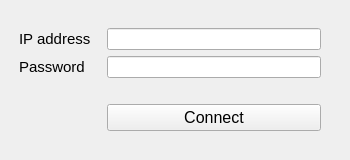
This is ui_files/connect.ui in alasgarovs/Secure-RDC as Qt 5 draws it before an edit. The edited form follows.
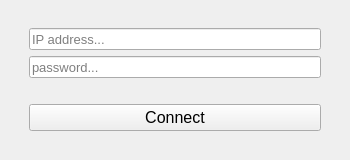
This is the edited form. Icons and pictures are not drawn.

Commit message: add placeholder, tooltips

Patch:
```diff
--- a/ui_files/connect.ui
+++ b/ui_files/connect.ui
@@ -36,76 +36,7 @@
    <layout class="QVBoxLayout" name="verticalLayout">
     <item>
      <layout class="QGridLayout" name="gridLayout">
-      <item row="1" column="2">
-       <widget class="QLabel" name="label_2">
-        <property name="font">
-         <font>
-          <family>Arial</family>
-          <pointsize>11</pointsize>
-         </font>
-        </property>
-        <property name="text">
-         <string>IP address</string>
-        </property>
-       </widget>
-      </item>
-      <item row="4" column="4">
-       <spacer name="verticalSpacer">
-        <property name="orientation">
-         <enum>Qt::Vertical</enum>
-        </property>
-        <property name="sizeType">
-         <enum>QSizePolicy::Fixed</enum>
-        </property>
-        <property name="sizeHint" stdset="0">
-         <size>
-          <width>20</width>
-          <height>20</height>
-         </size>
-        </property>
-       </spacer>
-      </item>
-      <item row="3" column="4">
-       <widget class="QLineEdit" name="input_password">
-        <property name="maximumSize">
-         <size>
-          <width>16777215</width>
-          <height>22</height>
-         </size>
-        </property>
-        <property name="font">
-         <font>
-          <family>Arial</family>
-          <pointsize>10</pointsize>
-         </font>
-        </property>
-        <property name="focusPolicy">
-         <enum>Qt::StrongFocus</enum>
-        </property>
-        <property name="contextMenuPolicy">
-         <enum>Qt::DefaultContextMenu</enum>
-        </property>
-        <property name="toolTip">
-         <string>Şifrəni daxil edin </string>
-        </property>
-        <property name="inputMask">
-         <string/>
-        </property>
-        <property name="echoMode">
-         <enum>QLineEdit::Password</enum>
-        </property>
-        <property name="dragEnabled">
-         <bool>true</bool>
-        </property>
-        <property name="placeholderText">
-         <string/>
-        </property>
-        <property name="clearButtonEnabled">
-         <bool>true</bool>
-        </property>
-       </widget>
-      </item>
-      <item row="5" column="4">
+      <item row="5" column="2">
        <widget class="QPushButton" name="btn_connect">
         <property name="font">
          <font>
@@ -147,37 +78,8 @@
         </property>
        </widget>
       </item>
-      <item row="1" column="3">
-       <spacer name="horizontalSpacer_3">
-        <property name="orientation">
-         <enum>Qt::Horizontal</enum>
-        </property>
-        <property name="sizeType">
-         <enum>QSizePolicy::Fixed</enum>
-        </property>
-        <property name="sizeHint" stdset="0">
-         <size>
-          <width>10</width>
-          <height>20</height>
-         </size>
-        </property>
-       </spacer>
-      </item>
       <item row="3" column="2">
-       <widget class="QLabel" name="label_3">
-        <property name="font">
-         <font>
-          <family>Arial</family>
-          <pointsize>11</pointsize>
-         </font>
-        </property>
-        <property name="text">
-         <string>Password</string>
-        </property>
-       </widget>
-      </item>
-      <item row="1" column="4">
-       <widget class="QLineEdit" name="input_ip_address">
+       <widget class="QLineEdit" name="input_password">
         <property name="maximumSize">
          <size>
           <width>16777215</width>
@@ -202,14 +104,14 @@
         <property name="inputMask">
          <string/>
         </property>
-        <property name="text">
-         <string/>
+        <property name="echoMode">
+         <enum>QLineEdit::PasswordEchoOnEdit</enum>
         </property>
         <property name="dragEnabled">
          <bool>true</bool>
         </property>
         <property name="placeholderText">
-         <string/>
+         <string>password...</string>
         </property>
         <property name="clearButtonEnabled">
          <bool>true</bool>
@@ -226,13 +128,53 @@
         </property>
         <property name="sizeHint" stdset="0">
          <size>
-          <width>10</width>
+          <width>20</width>
           <height>20</height>
          </size>
         </property>
        </spacer>
       </item>
-      <item row="1" column="5">
+      <item row="1" column="2">
+       <widget class="QLineEdit" name="input_ip_address">
+        <property name="maximumSize">
+         <size>
+          <width>16777215</width>
+          <height>22</height>
+         </size>
+        </property>
+        <property name="font">
+         <font>
+          <family>Arial</family>
+          <pointsize>10</pointsize>
+         </font>
+        </property>
+        <property name="focusPolicy">
+         <enum>Qt::StrongFocus</enum>
+        </property>
+        <property name="contextMenuPolicy">
+         <enum>Qt::DefaultContextMenu</enum>
+        </property>
+        <property name="toolTip">
+         <string>enter IP address</string>
+        </property>
+        <property name="inputMask">
+         <string/>
+        </property>
+        <property name="text">
+         <string/>
+        </property>
+        <property name="dragEnabled">
+         <bool>true</bool>
+        </property>
+        <property name="placeholderText">
+         <string>IP address...</string>
+        </property>
+        <property name="clearButtonEnabled">
+         <bool>true</bool>
+        </property>
+       </widget>
+      </item>
+      <item row="1" column="3">
        <spacer name="horizontalSpacer_5">
         <property name="orientation">
          <enum>Qt::Horizontal</enum>
@@ -248,6 +190,22 @@
         </property>
        </spacer>
       </item>
+      <item row="4" column="2">
+       <spacer name="verticalSpacer">
+        <property name="orientation">
+         <enum>Qt::Vertical</enum>
+        </property>
+        <property name="sizeType">
+         <enum>QSizePolicy::Fixed</enum>
+        </property>
+        <property name="sizeHint" stdset="0">
+         <size>
+          <width>20</width>
+          <height>20</height>
+         </size>
+        </property>
+       </spacer>
+      </item>
      </layout>
     </item>
    </layout>
```
Left out of the diff: 8 changed lines with no effect on the pictures. The commit also changes 4 other files.
